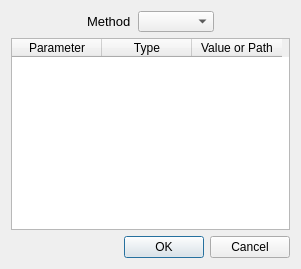
Qt form waterpybal_ui_design/etp_window.ui (IDAEA-EVS/waterpybal) before a commit.
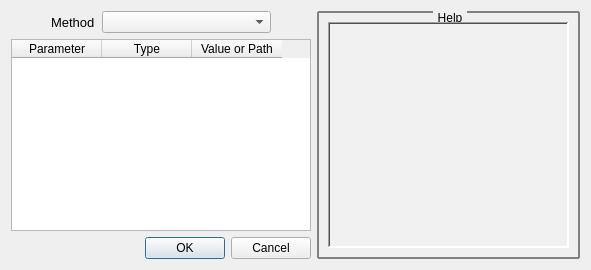
The same form after that commit.

Commit message: includes help structure and some structural path changes

```diff
--- a/waterpybal_ui_design/etp_window.ui
+++ b/waterpybal_ui_design/etp_window.ui
@@ -6,13 +6,21 @@
    <rect>
     <x>0</x>
     <y>0</y>
-    <width>301</width>
-    <height>269</height>
+    <width>591</width>
+    <height>270</height>
    </rect>
   </property>
+  <property name="minimumSize">
+   <size>
+    <width>590</width>
+    <height>270</height>
+   </size>
+  </property>
   <property name="windowTitle">
    <string>ETP Calculation</string>
   </property>
+  <layout class="QHBoxLayout" name="horizontalLayout_2">
+   <item>
   <layout class="QVBoxLayout" name="verticalLayout">
    <item>
     <layout class="QHBoxLayout" name="horizontalLayout">
@@ -21,6 +29,9 @@
        <property name="orientation">
         <enum>Qt::Horizontal</enum>
        </property>
+         <property name="sizeType">
+          <enum>QSizePolicy::Fixed</enum>
+         </property>
        <property name="sizeHint" stdset="0">
         <size>
          <width>40</width>
@@ -37,6 +48,12 @@
          <height>20</height>
         </size>
        </property>
+         <property name="maximumSize">
+          <size>
+           <width>70</width>
+           <height>16777215</height>
+          </size>
+         </property>
        <property name="font">
         <font>
          <pointsize>10</pointsize>
@@ -61,6 +78,12 @@
          <height>20</height>
         </size>
        </property>
+         <property name="maximumSize">
+          <size>
+           <width>360</width>
+           <height>16777215</height>
+          </size>
+         </property>
       </widget>
      </item>
      <item>
@@ -68,6 +91,9 @@
        <property name="orientation">
         <enum>Qt::Horizontal</enum>
        </property>
+         <property name="sizeType">
+          <enum>QSizePolicy::Fixed</enum>
+         </property>
        <property name="sizeHint" stdset="0">
         <size>
          <width>40</width>
@@ -80,6 +106,18 @@
    </item>
    <item>
     <widget class="QTableWidget" name="tableWidget_etp_method_params">
+       <property name="minimumSize">
+        <size>
+         <width>300</width>
+         <height>0</height>
+        </size>
+       </property>
+       <property name="maximumSize">
+        <size>
+         <width>500</width>
+         <height>16777215</height>
+        </size>
+       </property>
      <attribute name="horizontalHeaderDefaultSectionSize">
       <number>90</number>
      </attribute>
@@ -102,12 +140,85 @@
    </item>
    <item>
     <widget class="QDialogButtonBox" name="buttonBox">
+       <property name="maximumSize">
+        <size>
+         <width>500</width>
+         <height>16777215</height>
+        </size>
+       </property>
      <property name="orientation">
       <enum>Qt::Horizontal</enum>
      </property>
      <property name="standardButtons">
       <set>QDialogButtonBox::Cancel|QDialogButtonBox::Ok</set>
      </property>
+      </widget>
+     </item>
+    </layout>
+   </item>
+   <item>
+    <widget class="QGroupBox" name="groupBox_help">
+     <property name="sizePolicy">
+      <sizepolicy hsizetype="Expanding" vsizetype="Expanding">
+       <horstretch>0</horstretch>
+       <verstretch>0</verstretch>
+      </sizepolicy>
+     </property>
+     <property name="minimumSize">
+      <size>
+       <width>150</width>
+       <height>0</height>
+      </size>
+     </property>
+     <property name="font">
+      <font>
+       <pointsize>9</pointsize>
+      </font>
+     </property>
+     <property name="autoFillBackground">
+      <bool>false</bool>
+     </property>
+     <property name="styleSheet">
+      <string notr="true">QGroupBox{border:2px solid gray;border-radius:1px;margin-top: 1ex;}
+QGroupBox::title{subcontrol-origin: margin;subcontrol-position:top center;padding:0 3px;}</string>
+     </property>
+     <property name="title">
+      <string notr="true">Help</string>
+     </property>
+     <property name="flat">
+      <bool>false</bool>
+     </property>
+     <layout class="QHBoxLayout" name="horizontalLayout_16">
+      <item>
+       <widget class="QTextBrowser" name="textBrowser_help">
+        <property name="autoFillBackground">
+         <bool>true</bool>
+        </property>
+        <property name="styleSheet">
+         <string notr="true">background-color: rgb(240, 240, 240)</string>
+        </property>
+        <property name="frameShape">
+         <enum>QFrame::WinPanel</enum>
+        </property>
+        <property name="frameShadow">
+         <enum>QFrame::Sunken</enum>
+        </property>
+        <property name="lineWidth">
+         <number>0</number>
+        </property>
+        <property name="readOnly">
+         <bool>true</bool>
+        </property>
+        <property name="html">
+         <string>&lt;!DOCTYPE HTML PUBLIC &quot;-//W3C//DTD HTML 4.0//EN&quot; &quot;http://www.w3.org/TR/REC-html40/strict.dtd&quot;&gt;
+&lt;html&gt;&lt;head&gt;&lt;meta name=&quot;qrichtext&quot; content=&quot;1&quot; /&gt;&lt;style type=&quot;text/css&quot;&gt;
+p, li { white-space: pre-wrap; }
+&lt;/style&gt;&lt;/head&gt;&lt;body style=&quot; font-family:'MS Shell Dlg 2'; font-size:8.1pt; font-weight:400; font-style:normal;&quot;&gt;
+&lt;p align=&quot;justify&quot; style=&quot;-qt-paragraph-type:empty; margin-top:0px; margin-bottom:0px; margin-left:0px; margin-right:0px; -qt-block-indent:0; text-indent:0px;&quot;&gt;&lt;br /&gt;&lt;/p&gt;&lt;/body&gt;&lt;/html&gt;</string>
+        </property>
+       </widget>
+      </item>
+     </layout>
     </widget>
    </item>
   </layout>
```
Lines whose indentation alone changed are shown as unchanged. The commit also changes 58 other files.
